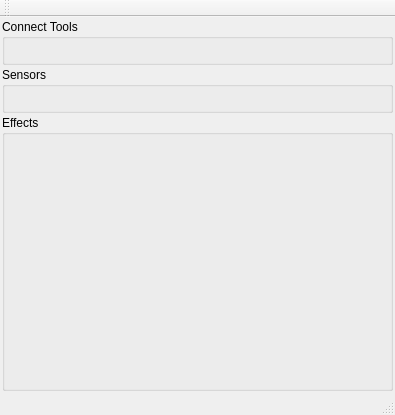
Old version of the form Apps/LWControl/controlmainwindow.ui in the repository darkjavi/ws2812Wheels.
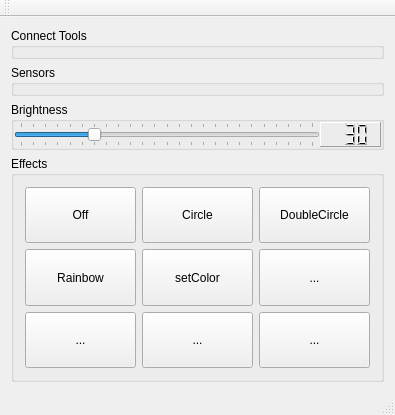
New version of the form. Custom widgets are drawn as their Qt base class.

```diff
--- a/Apps/LWControl/controlmainwindow.ui
+++ b/Apps/LWControl/controlmainwindow.ui
@@ -14,22 +14,7 @@
    <string>controlMainWindow</string>
   </property>
   <widget class="QWidget" name="centralWidget">
-   <layout class="QVBoxLayout" name="verticalLayout" stretch="1,1,6">
-    <property name="spacing">
-     <number>2</number>
-    </property>
-    <property name="leftMargin">
-     <number>2</number>
-    </property>
-    <property name="topMargin">
-     <number>2</number>
-    </property>
-    <property name="rightMargin">
-     <number>2</number>
-    </property>
-    <property name="bottomMargin">
-     <number>2</number>
-    </property>
+   <layout class="QVBoxLayout" name="verticalLayout">
     <item>
      <widget class="connectWidget" name="connectionWidget">
       <property name="title">
@@ -42,6 +27,69 @@
       <property name="title">
        <string>Sensors</string>
       </property>
+      <zorder>groupBrightness</zorder>
+     </widget>
+    </item>
+    <item>
+     <widget class="QGroupBox" name="groupBrightness">
+      <property name="title">
+       <string>Brightness</string>
+      </property>
+      <layout class="QHBoxLayout" name="horizontalLayout" stretch="5,1">
+       <property name="spacing">
+        <number>0</number>
+       </property>
+       <property name="leftMargin">
+        <number>0</number>
+       </property>
+       <property name="topMargin">
+        <number>0</number>
+       </property>
+       <property name="rightMargin">
+        <number>0</number>
+       </property>
+       <property name="bottomMargin">
+        <number>0</number>
+       </property>
+       <item>
+        <widget class="QSlider" name="sliderBrightness">
+         <property name="maximum">
+          <number>120</number>
+         </property>
+         <property name="singleStep">
+          <number>1</number>
+         </property>
+         <property name="value">
+          <number>30</number>
+         </property>
+         <property name="orientation">
+          <enum>Qt::Horizontal</enum>
+         </property>
+         <property name="tickPosition">
+          <enum>QSlider::TicksBothSides</enum>
+         </property>
+         <property name="tickInterval">
+          <number>5</number>
+         </property>
+        </widget>
+       </item>
+       <item>
+        <widget class="QLCDNumber" name="lcdBrightness">
+         <property name="frameShape">
+          <enum>QFrame::Panel</enum>
+         </property>
+         <property name="smallDecimalPoint">
+          <bool>false</bool>
+         </property>
+         <property name="digitCount">
+          <number>3</number>
+         </property>
+         <property name="intValue" stdset="0">
+          <number>30</number>
+         </property>
+        </widget>
+       </item>
+      </layout>
      </widget>
     </item>
     <item>
@@ -49,6 +97,125 @@
       <property name="title">
        <string>Effects</string>
       </property>
+      <layout class="QGridLayout" name="gridLayout">
+       <item row="0" column="0">
+        <widget class="QToolButton" name="btnOff">
+         <property name="sizePolicy">
+          <sizepolicy hsizetype="MinimumExpanding" vsizetype="MinimumExpanding">
+           <horstretch>2</horstretch>
+           <verstretch>1</verstretch>
+          </sizepolicy>
+         </property>
+         <property name="text">
+          <string>Off</string>
+         </property>
+        </widget>
+       </item>
+       <item row="2" column="2">
+        <widget class="QToolButton" name="toolButton_9">
+         <property name="sizePolicy">
+          <sizepolicy hsizetype="MinimumExpanding" vsizetype="MinimumExpanding">
+           <horstretch>2</horstretch>
+           <verstretch>1</verstretch>
+          </sizepolicy>
+         </property>
+         <property name="text">
+          <string>...</string>
+         </property>
+        </widget>
+       </item>
+       <item row="0" column="1">
+        <widget class="QToolButton" name="btnCircle">
+         <property name="sizePolicy">
+          <sizepolicy hsizetype="MinimumExpanding" vsizetype="MinimumExpanding">
+           <horstretch>2</horstretch>
+           <verstretch>1</verstretch>
+          </sizepolicy>
+         </property>
+         <property name="text">
+          <string>Circle</string>
+         </property>
+        </widget>
+       </item>
+       <item row="0" column="2">
+        <widget class="QToolButton" name="btnDoubleCircle">
+         <property name="sizePolicy">
+          <sizepolicy hsizetype="MinimumExpanding" vsizetype="MinimumExpanding">
+           <horstretch>2</horstretch>
+           <verstretch>1</verstretch>
+          </sizepolicy>
+         </property>
+         <property name="text">
+          <string>DoubleCircle</string>
+         </property>
+        </widget>
+       </item>
+       <item row="1" column="0">
+        <widget class="QToolButton" name="btnRainbow">
+         <property name="sizePolicy">
+          <sizepolicy hsizetype="MinimumExpanding" vsizetype="MinimumExpanding">
+           <horstretch>2</horstretch>
+           <verstretch>1</verstretch>
+          </sizepolicy>
+         </property>
+         <property name="text">
+          <string>Rainbow</string>
+         </property>
+        </widget>
+       </item>
+       <item row="1" column="1">
+        <widget class="QToolButton" name="btnSetColor">
+         <property name="sizePolicy">
+          <sizepolicy hsizetype="MinimumExpanding" vsizetype="MinimumExpanding">
+           <horstretch>2</horstretch>
+           <verstretch>1</verstretch>
+          </sizepolicy>
+         </property>
+         <property name="text">
+          <string>setColor</string>
+         </property>
+        </widget>
+       </item>
+       <item row="1" column="2">
+        <widget class="QToolButton" name="toolButton_6">
+         <property name="sizePolicy">
+          <sizepolicy hsizetype="MinimumExpanding" vsizetype="MinimumExpanding">
+           <horstretch>2</horstretch>
+           <verstretch>1</verstretch>
+          </sizepolicy>
+         </property>
+         <property name="text">
+          <string>...</string>
+         </property>
+        </widget>
+       </item>
+       <item row="2" column="0">
+        <widget class="QToolButton" name="toolButton_7">
+         <property name="sizePolicy">
+          <sizepolicy hsizetype="MinimumExpanding" vsizetype="MinimumExpanding">
+           <horstretch>2</horstretch>
+           <verstretch>1</verstretch>
+          </sizepolicy>
+         </property>
+         <property name="text">
+          <string>...</string>
+         </property>
+        </widget>
+       </item>
+       <item row="2" column="1">
+        <widget class="QToolButton" name="toolButton_8">
+         <property name="sizePolicy">
+          <sizepolicy hsizetype="MinimumExpanding" vsizetype="MinimumExpanding">
+           <horstretch>2</horstretch>
+           <verstretch>1</verstretch>
+          </sizepolicy>
+         </property>
+         <property name="text">
+          <string>...</string>
+         </property>
+        </widget>
+       </item>
+      </layout>
      </widget>
     </item>
    </layout>
```
Left out of the diff: 19 changed lines with no effect on the pictures.
